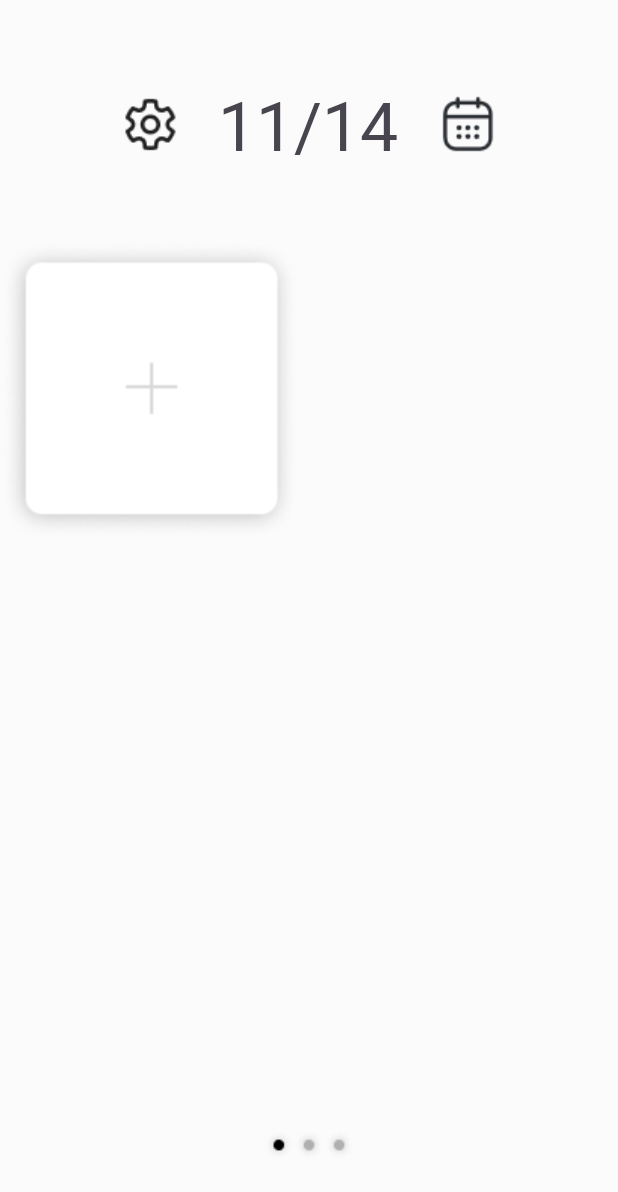
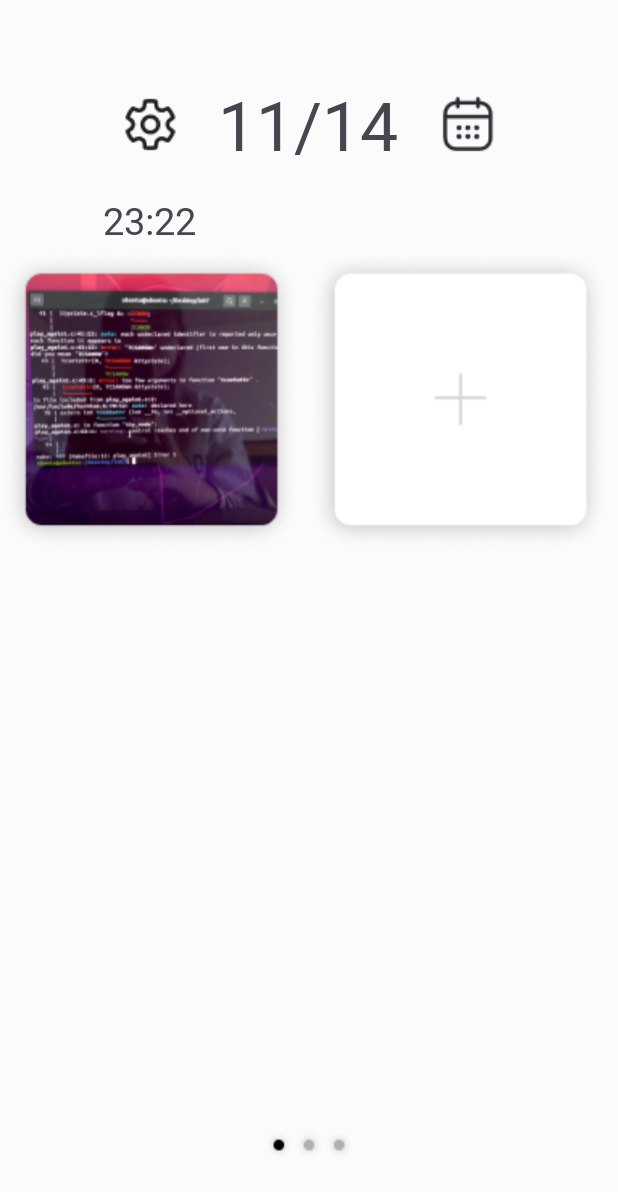
Before and after one commit to jupyter1234/MobileApp_project_2-, an Android app: the screen it shows after launch (MainActivity), on a phone screen of 412 x 824 dp. Shown: the top 1192 px of the screen. Run offline under Robolectric (Android 15) with nearby library versions, the phone set to English and light mode, and no system bars.

Commit message:
feat : implemented core function

```diff
--- a/app/src/main/java/com/example/gieok_moa/MainFragment.kt
+++ b/app/src/main/java/com/example/gieok_moa/MainFragment.kt
@@ -12,19 +12,6 @@ import com.example.gieok_moa.databinding.FragmentMainBinding
 import com.example.gieok_moa.databinding.ItemSnapBinding
 import java.util.Date
 import java.text.SimpleDateFormat
-
-class MyViewHolder(val binding: ItemSnapBinding) : RecyclerView.ViewHolder(binding.root)
-class MyAdapter(val datas: MutableList<Snap>): RecyclerView.Adapter<RecyclerView.ViewHolder>(){
-    override fun onCreateViewHolder(parent: ViewGroup, viewType: Int): RecyclerView.ViewHolder =
-        MyViewHolder(ItemSnapBinding.inflate(LayoutInflater.from(parent.context), parent, false))
-    override fun onBindViewHolder(holder: RecyclerView.ViewHolder, position: Int) {
-        val binding=(holder as MyViewHolder).binding
-        binding.snapTime.text= datas[position].time
-        binding.snapImage.setImageResource(datas[position].image)
-    }
-
-    override fun getItemCount(): Int = datas.size
-}
 class MainFragment : Fragment() {
     override fun onCreateView(
         inflater: LayoutInflater, container: ViewGroup?,
@@ -46,24 +33,29 @@ class MainFragment : Fragment() {
 
         val datas: MutableList<Snap> = mutableListOf()
         val snapAddButton: Snap = Snap("", R.drawable.snap_add_button, 0)
-        val snapEx = Snap("23:22", R.drawable.snap_image, 1)
+        val snapEx = Snap("23:22", R.drawable.snap_image1, 1)
+        datas.add(snapEx)
         datas.add(snapAddButton)
-//        datas.add(snapEx)
+
 //        datas.add(snapEx)
 //        datas.add(snapEx)
 //        datas.add(snapEx)
 //        datas.add(snapEx)
 
-
         val layoutManager = GridLayoutManager(activity, 2)
         binding.recyclerView.layoutManager = layoutManager
-        val adapter = MyAdapter(datas)
+        val adapter = MyAdapter(datas){ snap ->
+            //Log.d("check", "snap clicked")
+            if (snap.image == R.drawable.snap_add_button){
+                // when snap add button clicked -> popup & move to snap add page
+
+            }
+            else{
+                // when snap clicked -> dialog
+
+            }
+        }
         binding.recyclerView.adapter = adapter
-
-        // when snap add button clicked
-
-
-        // when snap clicked
 
         return binding.root
     }
--- /dev/null
+++ b/app/src/main/java/com/example/gieok_moa/MyAdapter.kt
@@ -0,0 +1,32 @@
+package com.example.gieok_moa
+
+import android.view.LayoutInflater
+import android.view.ViewGroup
+import androidx.recyclerview.widget.RecyclerView
+import com.example.gieok_moa.databinding.ItemSnapBinding
+
+class MyAdapter(val datas: MutableList<Snap>, val clickListener: (Snap)->Unit): RecyclerView.Adapter<RecyclerView.ViewHolder>(){
+    private lateinit var binding: ItemSnapBinding
+    inner class MyViewHolder(val binding: ItemSnapBinding) : RecyclerView.ViewHolder(binding.root){
+        fun bind(item: Snap){
+            binding.snapTime.text = item.time
+            binding.snapImage.setImageResource(item.image)
+        }
+    }
+    override fun onCreateViewHolder(parent: ViewGroup, viewType: Int): RecyclerView.ViewHolder {
+        binding = ItemSnapBinding.inflate(LayoutInflater.from(parent.context), parent, false)
+        return MyViewHolder(binding)
+    }
+    override fun onBindViewHolder(holder: RecyclerView.ViewHolder, position: Int) {
+        val item = datas[position]
+        (holder as MyViewHolder).bind(item)
+
+        binding.root.setOnClickListener {
+            clickListener(item)
+        }
+//        val binding=(holder as MyViewHolder).binding
+//        binding.snapTime.text= datas[position].time
+//        binding.snapImage.setImageResource(datas[position].image)
+    }
+    override fun getItemCount(): Int = datas.size
+}
--- a/app/src/main/res/layout/item_snap.xml
+++ b/app/src/main/res/layout/item_snap.xml
@@ -4,7 +4,7 @@
     android:layout_width="wrap_content"
     android:layout_height="wrap_content"
     android:orientation="vertical"
-    android:gravity="center"
+    android:layout_gravity="center_horizontal"
     android:layout_marginBottom="20dp">
 
     <LinearLayout
@@ -17,7 +17,7 @@
             android:layout_height="wrap_content"
             android:layout_gravity="center"
             android:text="13:42"
-            android:textSize="20dp"
+            android:textSize="25dp"
             android:fontFamily="@font/po"
             android:padding="3dp"/>
         <ImageView
```
Also changed, not shown: app/src/main/res/drawable/snap_image1.png (added).
